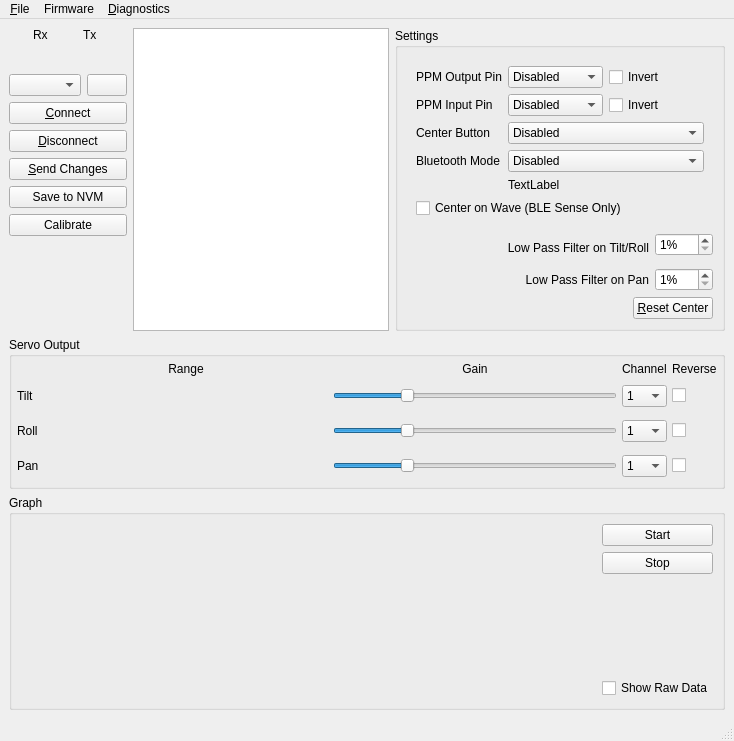
dlktdr/HeadTracker, file gui/src/mainwindow.ui: the form before one commit.
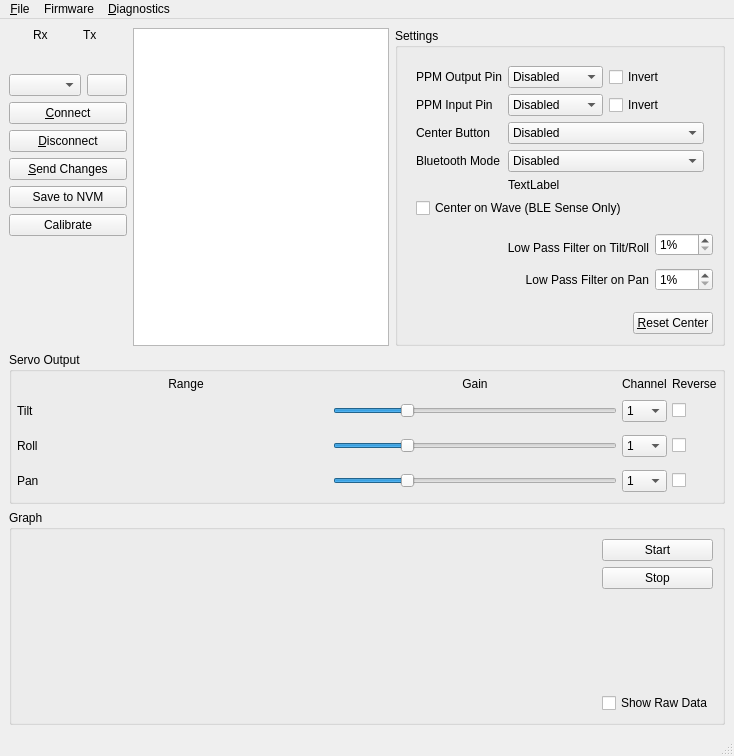
The form after the commit. Icons and pictures are not drawn. Custom widgets are drawn as their Qt base class.

Commit message: Remove Second Para Mode

Patch:
```diff
--- a/gui/src/mainwindow.ui
+++ b/gui/src/mainwindow.ui
@@ -6,8 +6,8 @@
    <rect>
     <x>0</x>
     <y>0</y>
-    <width>686</width>
-    <height>714</height>
+    <width>704</width>
+    <height>756</height>
    </rect>
   </property>
   <property name="windowTitle">
```
Left out of the diff: 7 changed lines with no effect on the pictures. The commit also changes 2 other files.
